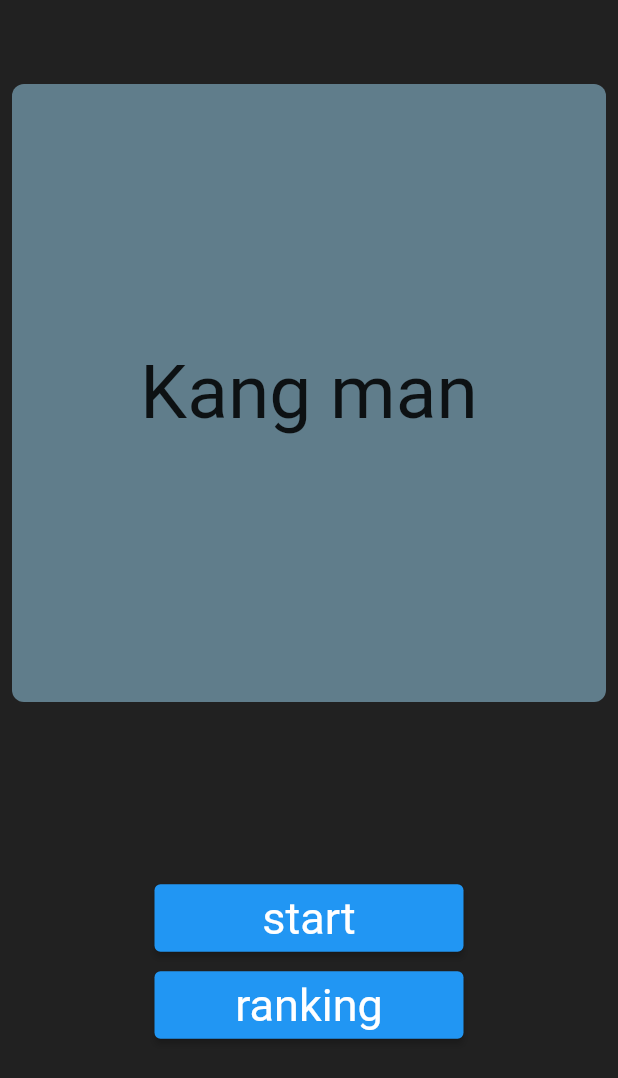
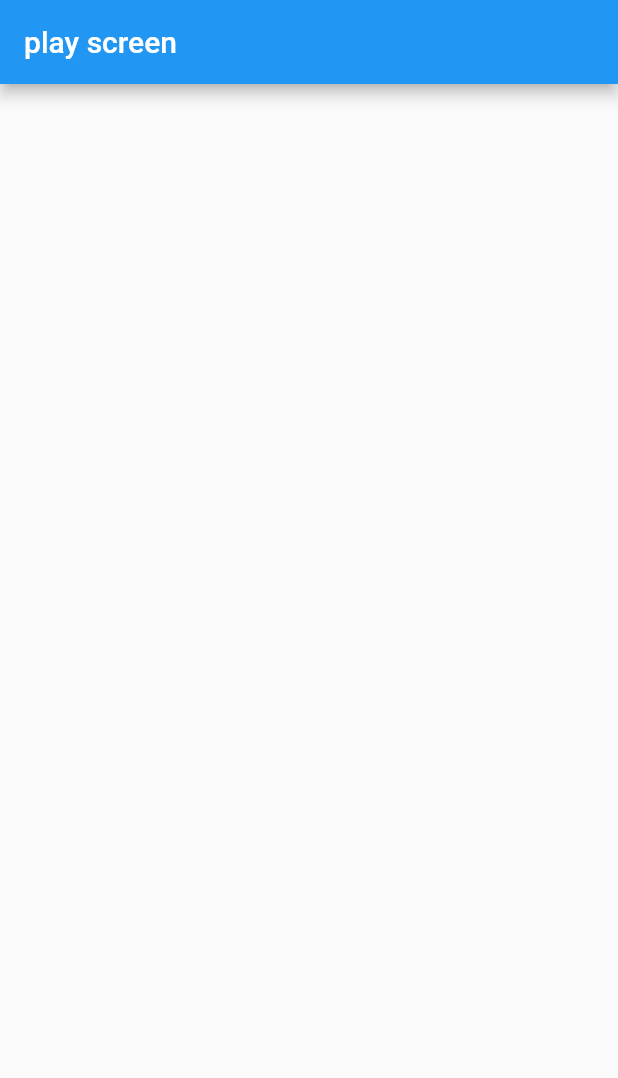
Before and after one commit to NeatKYU/Kangman, a Flutter app: the screen it shows after launch, after a tap on "start", on a phone screen of 412 x 824 dp. Shown: the top 1078 px of the screen. Run offline on Flutter 3.47's test engine with Material 2 defaults, Android fonts, the phone set to English and light mode, and no system bars; our stand-ins replace go_router.

Commit message:
🔀 라우터 연결

```diff
--- a/lib/main.dart
+++ b/lib/main.dart
@@ -1,5 +1,5 @@
 import 'package:flutter/material.dart';
-import 'package:kangman/screens/start_screen.dart';
+import 'package:kangman/router/router.dart';
 
 void main() {
   runApp(const MyApp());
@@ -11,21 +11,6 @@ class MyApp extends StatelessWidget {
   // This widget is the root of your application.
   @override
   Widget build(BuildContext context) {
-    return MaterialApp(
-      title: 'Flutter Demo',
-      theme: ThemeData(
-        primarySwatch: Colors.blue,
-        elevatedButtonTheme: ElevatedButtonThemeData(
-          style: ElevatedButton.styleFrom(
-            padding: EdgeInsets.symmetric(horizontal: 20, vertical: 5),
-            textStyle: TextStyle(
-              fontSize: 30,
-              color: Colors.black87,
-            ),
-          ),
-        ),
-      ),
-      home: StartScreen(),
-    );
+    return CustomRouter();
   }
 }
--- /dev/null
+++ b/lib/router/router.dart
@@ -0,0 +1,47 @@
+import 'package:flutter/material.dart';
+import 'package:go_router/go_router.dart';
+import 'package:kangman/screens/play_screen.dart';
+import 'package:kangman/screens/start_screen.dart';
+
+class CustomRouter extends StatelessWidget {
+  CustomRouter({super.key});
+
+  @override
+  Widget build(BuildContext context) {
+    return MaterialApp.router(
+      title: 'kang man',
+      theme: ThemeData(
+        primarySwatch: Colors.blue,
+        elevatedButtonTheme: ElevatedButtonThemeData(
+          style: ElevatedButton.styleFrom(
+            padding: EdgeInsets.symmetric(horizontal: 20, vertical: 5),
+            textStyle: TextStyle(
+              fontSize: 30,
+              color: Colors.black87,
+            ),
+          ),
+        ),
+      ),
+      routeInformationProvider: _router.routeInformationProvider,
+      routeInformationParser: _router.routeInformationParser,
+      routerDelegate: _router.routerDelegate,
+    );
+  }
+
+  late final GoRouter _router = GoRouter(
+    routes: <GoRoute>[
+      GoRoute(
+        path: '/',
+        builder: (BuildContext context, GoRouterState state) {
+          return StartScreen();
+        },
+      ),
+      GoRoute(
+        path: '/play',
+        builder: (BuildContext context, GoRouterState state) {
+          return PlayScreen();
+        },
+      ),
+    ],
+  );
+}
--- /dev/null
+++ b/lib/screens/play_screen.dart
@@ -0,0 +1,14 @@
+import 'package:flutter/material.dart';
+
+class PlayScreen extends StatelessWidget {
+  const PlayScreen({super.key});
+
+  @override
+  Widget build(BuildContext context) {
+    return Scaffold(
+      appBar: AppBar(
+        title: Text('play screen'),
+      ),
+    );
+  }
+}
--- a/lib/screens/start_screen.dart
+++ b/lib/screens/start_screen.dart
@@ -1,4 +1,5 @@
 import 'package:flutter/material.dart';
+import 'package:go_router/go_router.dart';
 
 class StartScreen extends StatelessWidget {
   const StartScreen({super.key});
@@ -46,7 +47,9 @@ class StartScreen extends StatelessWidget {
                 Container(
                   width: _size.width / 2,
                   child: ElevatedButton(
-                    onPressed: () {},
+                    onPressed: () {
+                      GoRouter.of(context).go('/play');
+                    },
                     child: Text('start'),
                   ),
                 ),
```
